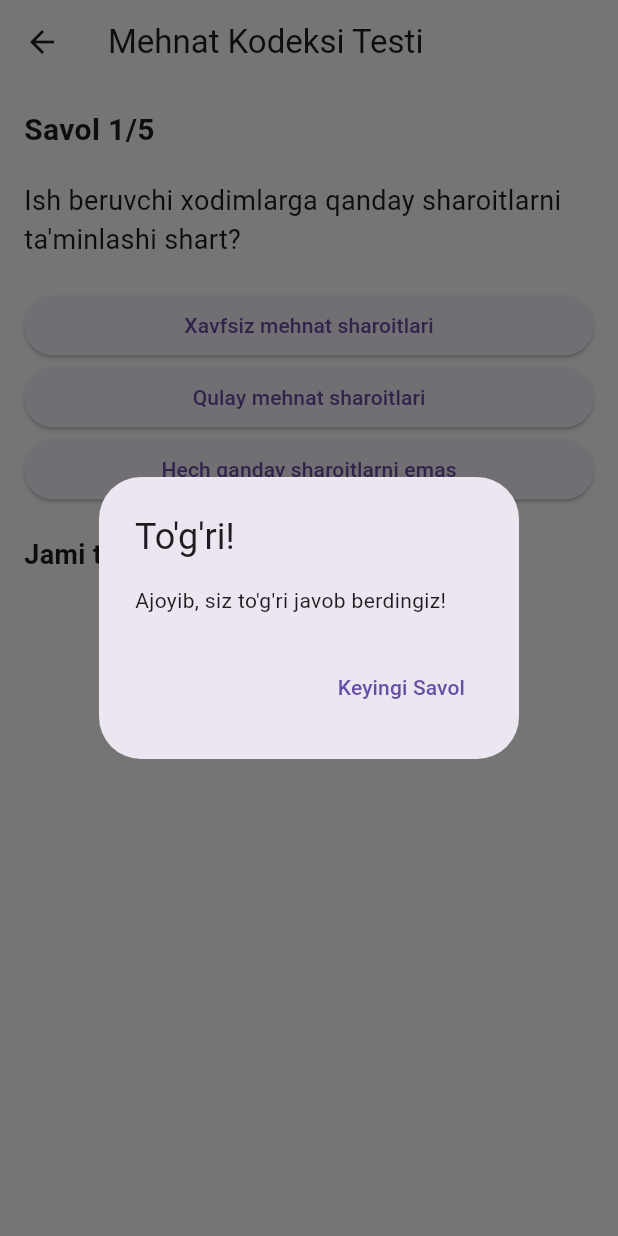
After one commit to Primberdiyev/Men-Fuqoro-AI-Winners, a Flutter app: the DoTaskPage screen opened by its route, after a tap on "Xavfsiz mehnat sharoitlari", on a phone screen of 412 x 824 dp. The commit adds this screen. Run offline on Flutter 3.47's test engine with Material 3 defaults, Android fonts, the phone set to English and light mode, and no system bars; our stand-ins replace cloud_firestore, firebase_core; accounts and stored records are empty; project files that could hold a hidden picture were left out.

Commit message:
test is working

```diff
--- /dev/null
+++ b/lib/features/main/models/question_model.dart
@@ -0,0 +1,7 @@
+class Question {
+  final String questionText;
+  final List<String> options;
+  final String correctAnswer;
+
+  Question(this.questionText, this.options, this.correctAnswer);
+}
--- /dev/null
+++ b/lib/features/main/pages/do_task_page.dart
@@ -0,0 +1,140 @@
+import 'package:flutter/material.dart';
+import 'package:men_fuqoro_ai/features/main/models/question_model.dart';
+import 'package:men_fuqoro_ai/features/main/widgets/questions.dart';
+
+class DoTaskPage extends StatefulWidget {
+  const DoTaskPage({super.key});
+
+  @override
+  _DoTaskPageState createState() => _DoTaskPageState();
+}
+
+class _DoTaskPageState extends State<DoTaskPage> {
+  int currentQuestionIndex = 0;
+  int score = 0;
+  String? selectedAnswer;
+  List<Question> selectedQuestions = [];
+
+  @override
+  void initState() {
+    super.initState();
+    _selectRandomQuestions();
+  }
+
+  void _selectRandomQuestions() {
+    // Savollarni aralashtirish
+    questions.shuffle();
+    // Faqat 5 ta savolni tanlash
+    selectedQuestions = questions.take(5).toList();
+  }
+
+  void checkAnswer(String userAnswer) {
+    if (userAnswer == selectedQuestions[currentQuestionIndex].correctAnswer) {
+      setState(() {
+        score++;
+      });
+      showResultDialog(true);
+    } else {
+      showResultDialog(false);
+    }
+  }
+
+  void nextQuestion() {
+    if (currentQuestionIndex < selectedQuestions.length - 1) {
+      setState(() {
+        currentQuestionIndex++;
+        selectedAnswer = null;
+      });
+    } else {
+      showFinalResult();
+    }
+  }
+
+  void showResultDialog(bool isCorrect) {
+    showDialog(
+      context: context,
+      builder: (context) {
+        return AlertDialog(
+          title: Text(isCorrect ? "To'g'ri!" : "Noto'g'ri!"),
+          content: Text(isCorrect
+              ? "Ajoyib, siz to'g'ri javob berdingiz!"
+              : "Afsuski, javob noto'g'ri. To'g'ri javob: ${selectedQuestions[currentQuestionIndex].correctAnswer}"),
+          actions: [
+            TextButton(
+              onPressed: () {
+                Navigator.of(context).pop(); // Dialogni yopish
+                nextQuestion(); // Keyingi savolga o'tish
+              },
+              child: Text("Keyingi Savol"),
+            ),
+          ],
+        );
+      },
+    );
+  }
+
+  void showFinalResult() {
+    showDialog(
+      context: context,
+      builder: (context) {
+        return AlertDialog(
+          title: Text("Test Yakunlandi"),
+          content:
+              Text("Sizning natijangiz: $score/${selectedQuestions.length}"),
+          actions: [
+            TextButton(
+              onPressed: () {
+                Navigator.of(context).pop();
+                setState(() {
+                  currentQuestionIndex = 0;
+                  score = 0;
+                  _selectRandomQuestions(); // Yangi savollarni tanlash
+                });
+              },
+              child: Text("Qayta Boshlash"),
+            ),
+          ],
+        );
+      },
+    );
+  }
+
+  @override
+  Widget build(BuildContext context) {
+    return Scaffold(
+      appBar: AppBar(
+        title: Text("Mehnat Kodeksi Testi"),
+        backgroundColor: Colors.transparent,
+      ),
+      body: Padding(
+        padding: const EdgeInsets.all(16.0),
+        child: Column(
+          crossAxisAlignment: CrossAxisAlignment.stretch,
+          children: [
+            Text(
+              "Savol ${currentQuestionIndex + 1}/${selectedQuestions.length}",
+              style: TextStyle(fontSize: 20, fontWeight: FontWeight.bold),
+            ),
+            SizedBox(height: 20),
+            Text(
+              selectedQuestions[currentQuestionIndex].questionText,
+              style: TextStyle(fontSize: 18),
+            ),
+            SizedBox(height: 20),
+            ...selectedQuestions[currentQuestionIndex].options.map((option) {
+              return ElevatedButton(
+                onPressed: () => checkAnswer(option),
+                child: Text(option),
+              );
+            }),
+            SizedBox(height: 20),
+            Text(
+              "Jami to'plangan ball: $score",
+              style: TextStyle(fontSize: 18, fontWeight: FontWeight.bold),
+            ),
+          ],
+        ),
+      ),
+    );
+  }
+}
--- a/lib/features/main/widgets/custom_home_button.dart
+++ b/lib/features/main/widgets/custom_home_button.dart
@@ -6,12 +6,16 @@ class CustomHomeButton extends StatelessWidget {
     super.key,
     required this.iconPath,
     required this.text,
+    required this.function,
   });
   final String iconPath;
   final String text;
+  final VoidCallback function;
   @override
   Widget build(BuildContext context) {
-    return Container(
+    return GestureDetector(
+      onTap: function,
+      child: Container(
         width: 180,
         height: 50,
         margin: EdgeInsets.only(top: 20),
@@ -34,6 +38,7 @@ class CustomHomeButton extends StatelessWidget {
             )
           ],
         ),
+      ),
     );
   }
 }
--- a/lib/features/main/widgets/home_page_top.dart
+++ b/lib/features/main/widgets/home_page_top.dart
@@ -1,5 +1,6 @@
 import 'package:flutter/material.dart';
 import 'package:men_fuqoro_ai/features/main/widgets/custom_home_button.dart';
+import 'package:men_fuqoro_ai/features/routes/route_names.dart';
 import 'package:men_fuqoro_ai/features/utils/app_colors.dart';
 import 'package:men_fuqoro_ai/features/utils/app_images.dart';
 import 'package:men_fuqoro_ai/features/utils/app_text_styles.dart';
@@ -50,10 +51,14 @@ class HomePageTop extends StatelessWidget {
               CustomHomeButton(
                 iconPath: AppImages.lawyer,
                 text: AppTexts.introduceLawyer,
+                function: () {},
               ),
               CustomHomeButton(
                 iconPath: AppImages.tasks,
                 text: AppTexts.doTask,
+                function: () {
+                  Navigator.pushNamed(context, RouteNames.doTask);
+                },
               ),
             ],
           )
--- /dev/null
+++ b/lib/features/main/widgets/questions.dart
@@ -0,0 +1,99 @@
+import 'package:men_fuqoro_ai/features/main/models/question_model.dart';
+
+List<Question> questions = [
+  Question(
+    "Mehnat kodeksiga ko'ra, ish vaqti haftasiga qanchadan oshmasligi kerak?",
+    ["30 soat", "40 soat", "50 soat"],
+    "40 soat",
+  ),
+  Question(
+    "Mehnat shartnomasi qanday shaklda tuzilishi kerak?",
+    ["Og'zaki shaklda", "Yozma shaklda", "Hech qanday shaklda emas"],
+    "Yozma shaklda",
+  ),
+  Question(
+    "Ish beruvchi xodimlarga qanday sharoitlarni ta'minlashi shart?",
+    ["Xavfsiz mehnat sharoitlari", "Qulay mehnat sharoitlari", "Hech qanday sharoitlarni emas"],
+    "Xavfsiz mehnat sharoitlari",
+  ),
+  Question(
+    "Mehnat kodeksiga ko'ra, ayollar va erkaklar uchun ish haqi qanday bo'lishi kerak?",
+    ["Bir xil", "Har xil", "Farqi yo'q"],
+    "Bir xil",
+  ),
+  Question(
+    "Mehnat shartnomasini bekor qilish uchun nima kerak?",
+    ["Faqat xodimning roziligi", "Faqat ish beruvchining roziligi", "Ikkala tomonning roziligi"],
+    "Ikkala tomonning roziligi",
+  ),
+  Question(
+    "Mehnat kodeksiga ko'ra, yillik ta'tilning minimal davomiyligi qancha?",
+    ["14 kun", "21 kun", "28 kun"],
+    "21 kun",
+  ),
+  Question(
+    "Mehnat kodeksiga ko'ra, qo'shimcha ish haqi qachon to'lanadi?",
+    ["Qo'shimcha ish vaqtida", "Bayramlarda", "Ishdan bo'shaganda"],
+    "Qo'shimcha ish vaqtida",
+  ),
+  Question(
+    "Mehnat kodeksiga ko'ra, ishchilarning kasaba uyushmalariga a'zo bo'lish huquqi bormi?",
+    ["Ha", "Yo'q", "Faqat ayollar uchun"],
+    "Ha",
+  ),
+  Question(
+    "Mehnat kodeksiga ko'ra, ish beruvchi xodimlarni majburiy ravishda qo'shimcha ishlatishi mumkinmi?",
+    ["Ha", "Yo'q", "Faqat ayrim hollarda"],
+    "Yo'q",
+  ),
+  Question(
+    "Mehnat kodeksiga ko'ra, ishchilarning ish haqi qachon to'lanishi kerak?",
+    ["Har oyning oxirida", "Har haftaning oxirida", "Har kuni"],
+    "Har oyning oxirida",
+  ),
+  Question(
+    "Mehnat kodeksiga ko'ra, ishchilarning ish vaqtida dam olish vaqti qancha bo'lishi kerak?",
+    ["30 daqiqa", "1 soat", "2 soat"],
+    "1 soat",
+  ),
+  Question(
+    "Mehnat kodeksiga ko'ra, ishchilarning ish joyida ovqatlanish vaqti qancha bo'lishi kerak?",
+    ["30 daqiqa", "1 soat", "2 soat"],
+    "30 daqiqa",
+  ),
+  Question(
+    "Mehnat kodeksiga ko'ra, ishchilarning ish joyida tibbiy yordam ko'rsatish shartmi?",
+    ["Ha", "Yo'q", "Faqat ayrim hollarda"],
+    "Ha",
+  ),
+  Question(
+    "Mehnat kodeksiga ko'ra, ishchilarning ish joyida xavfsizlik qoidalarini bilishi shartmi?",
+    ["Ha", "Yo'q", "Faqat ayrim hollarda"],
+    "Ha",
+  ),
+  Question(
+    "Mehnat kodeksiga ko'ra, ishchilarning ish joyida yong'in xavfsizligi qoidalarini bilishi shartmi?",
+    ["Ha", "Yo'q", "Faqat ayrim hollarda"],
+    "Ha",
+  ),
+  Question(
+    "Mehnat kodeksiga ko'ra, ishchilarning ish joyida sanitariya-gigiyena qoidalarini bilishi shartmi?",
+    ["Ha", "Yo'q", "Faqat ayrim hollarda"],
+    "Ha",
+  ),
+  Question(
+    "Mehnat kodeksiga ko'ra, ishchilarning ish joyida mehnat muhofazasi qoidalarini bilishi shartmi?",
+    ["Ha", "Yo'q", "Faqat ayrim hollarda"],
+    "Ha",
+  ),
+  Question(
+    "Mehnat kodeksiga ko'ra, ishchilarning ish joyida mehnat shartnomasini bilishi shartmi?",
+    ["Ha", "Yo'q", "Faqat ayrim hollarda"],
+    "Ha",
+  ),
+  Question(
+    "Mehnat kodeksiga ko'ra, ishchilarning ish joyida mehnat shartnomasini imzolashi shartmi?",
+    ["Ha", "Yo'q", "Faqat ayrim hollarda"],
+    "Ha",
+  ),
+];
--- a/lib/features/routes/app_routes.dart
+++ b/lib/features/routes/app_routes.dart
@@ -1,6 +1,7 @@
 import 'package:flutter/material.dart';
 import 'package:men_fuqoro_ai/features/introduction/intro_page.dart';
 import 'package:men_fuqoro_ai/features/main/pages/chat_page.dart';
+import 'package:men_fuqoro_ai/features/main/pages/do_task_page.dart';
 import 'package:men_fuqoro_ai/features/main/pages/home_page.dart';
 import 'package:men_fuqoro_ai/features/routes/route_names.dart';
 
@@ -18,6 +19,10 @@ Route generateRoute(RouteSettings settings) {
       return MaterialPageRoute(
         builder: (_) => ChatPage(),
       );
+    case RouteNames.doTask:
+      return MaterialPageRoute(
+        builder: (_) => DoTaskPage(),
+      );
   }
   return MaterialPageRoute(
     builder: (_) => IntroPage(),
--- a/lib/features/routes/route_names.dart
+++ b/lib/features/routes/route_names.dart
@@ -2,4 +2,5 @@ class RouteNames {
   static const intro = '/intro';
   static const home = '/home';
   static const chat = '/chat';
+  static const doTask = 'doTask';
 }
```
Lines whose indentation alone changed are shown as unchanged.
